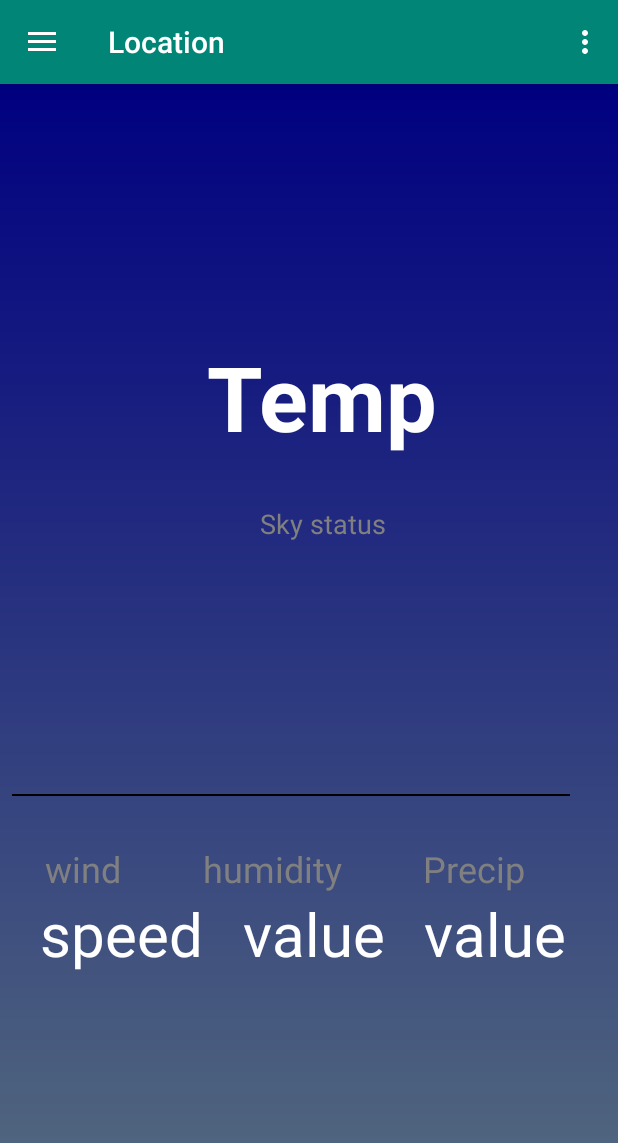
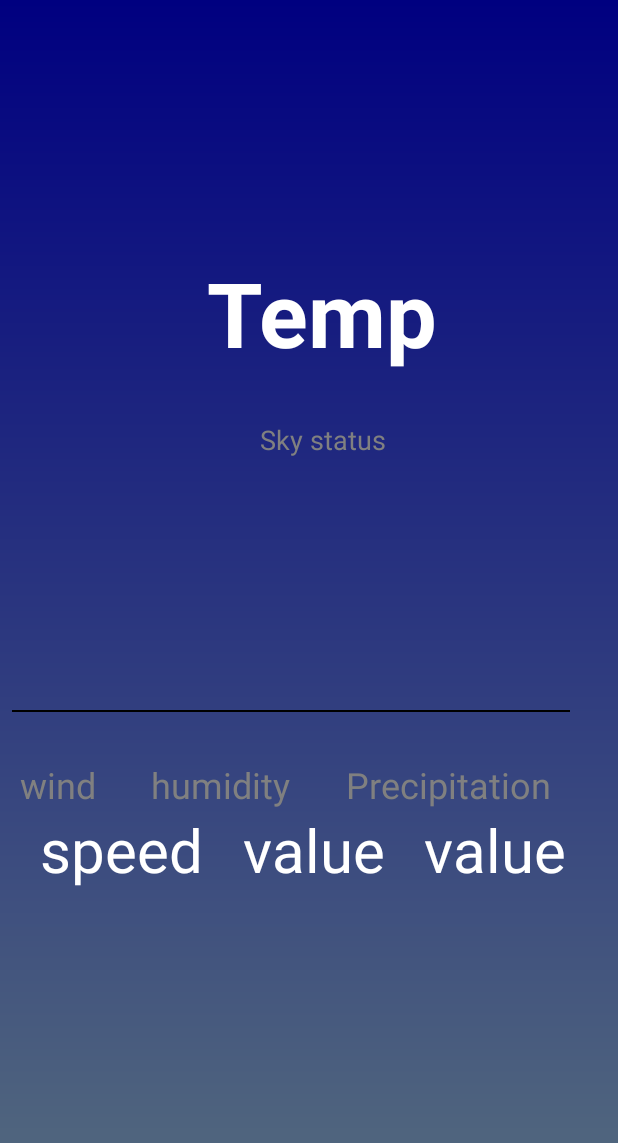
Before and after one commit to Perpetua-Kabute/Weather-Now, an Android app: the screen it shows after launch (LandingActivity), on a phone screen of 412 x 824 dp. Shown: the top 1143 px of the screen. Run offline under Robolectric (Android 15) with nearby library versions, the phone set to English and light mode, and no system bars; our stand-ins replace Picasso; pictures from the network do not load.

Commit message:
WeatherResponse.java

```diff
--- a/app/build.gradle
+++ b/app/build.gradle
@@ -29,4 +29,9 @@ dependencies {
     androidTestImplementation 'com.android.support.test.espresso:espresso-core:3.0.2'
     implementation 'com.squareup.picasso:picasso:2.5.2'
     implementation 'com.android.support:cardview-v7:28.0.0'
+    implementation 'com.google.code.gson:gson:2.6.2'
+    implementation 'com.squareup.retrofit2:retrofit:2.0.2'
+    implementation 'com.squareup.retrofit2:converter-gson:2.0.2'
+
+
 }
--- a/app/src/main/java/com/androidplayground/weathernow/LandingActivity.java
+++ b/app/src/main/java/com/androidplayground/weathernow/LandingActivity.java
@@ -14,6 +14,7 @@ import android.support.v7.app.AppCompatActivity;
 import android.support.v7.widget.Toolbar;
 import android.view.Menu;
 import android.widget.ImageView;
+import android.widget.TextView;
 
 import com.squareup.picasso.Picasso;
 
@@ -24,20 +25,22 @@ public class LandingActivity extends AppCompatActivity
     protected void onCreate(Bundle savedInstanceState) {
         super.onCreate(savedInstanceState);
         setContentView(R.layout.activity_landing);
-        Toolbar toolbar = findViewById(R.id.toolbar);
-        setSupportActionBar(toolbar);
+
 
         DrawerLayout drawer = findViewById(R.id.drawer_layout);
         NavigationView navigationView = findViewById(R.id.nav_view);
         ActionBarDrawerToggle toggle = new ActionBarDrawerToggle(
-                this, drawer, toolbar, R.string.navigation_drawer_open, R.string.navigation_drawer_close);
+                this, drawer, R.string.navigation_drawer_open, R.string.navigation_drawer_close);
         drawer.addDrawerListener(toggle);
         toggle.syncState();
         navigationView.setNavigationItemSelectedListener(this);
 
-//        ImageView weatherImage = (ImageView) findViewById(R.id.weather_image);
-//
-//        Picasso.with(getContext()).load(R.id.weather_image).into(weatherImage);
+        TextView tempValue = findViewById(R.id.temperature_status);
+        TextView skyStatus = findViewById(R.id.sky_status);
+        TextView windSpeed = findViewById(R.id.wind_speed);
+        TextView humidityValue = findViewById(R.id.humidity_value);
+        TextView precipitationValue = findViewById(R.id.precipitation_value);
+
     }
 
     @Override
--- a/app/src/main/res/layout/app_bar_landing.xml
+++ b/app/src/main/res/layout/app_bar_landing.xml
@@ -9,16 +9,7 @@
     <android.support.design.widget.AppBarLayout
         android:layout_width="match_parent"
         android:layout_height="wrap_content"
-        android:theme="@style/AppTheme.AppBarOverlay">
-
-        <android.support.v7.widget.Toolbar
-            android:id="@+id/toolbar"
-            android:layout_width="match_parent"
-            android:layout_height="?attr/actionBarSize"
-            android:background="?attr/colorPrimary"
-            app:popupTheme="@style/AppTheme.PopupOverlay" />
-
-    </android.support.design.widget.AppBarLayout>
+        android:theme="@style/AppTheme.AppBarOverlay"/>
 
     <include layout="@layout/content_landing" />
 
--- a/app/src/main/res/layout/content_landing.xml
+++ b/app/src/main/res/layout/content_landing.xml
@@ -84,7 +84,7 @@
         android:layout_height="wrap_content"
         android:layout_marginStart="24dp"
         android:layout_marginTop="32dp"
-        android:text="Precip"
+        android:text="Precipitation"
         android:textColor="@android:color/tertiary_text_dark"
         android:textSize="24sp"
         app:layout_constraintBottom_toTopOf="@id/precipitation_value"
```
Also changed, not shown: app/src/main/java/com/androidplayground/weathernow/WeatherResponse.java (added, +50 -0 lines), app/src/main/java/com/androidplayground/weathernow/WeatherService.java (added, +11 -0 lines), build.gradle (line endings or trailing spaces).
